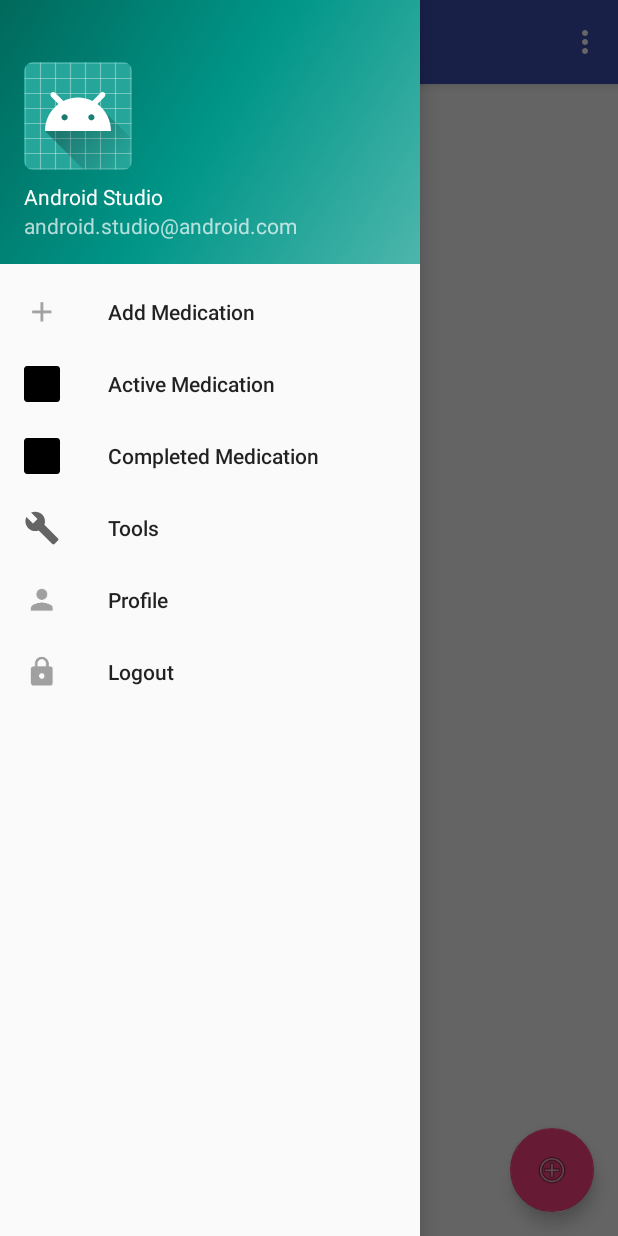
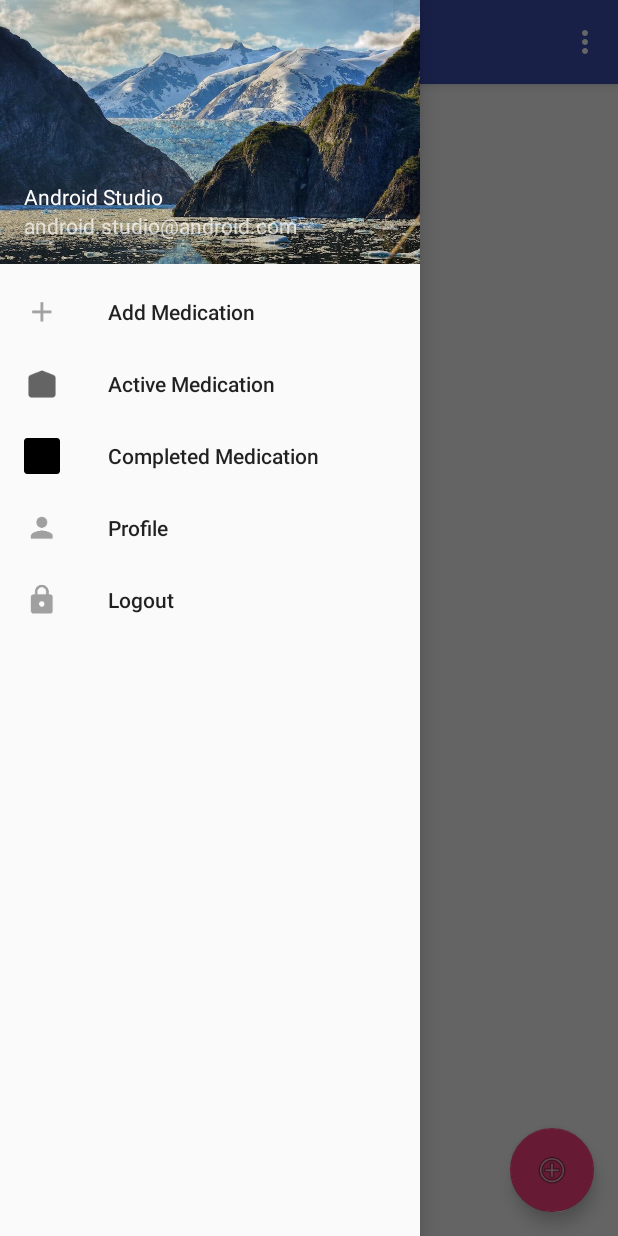
Before and after one commit to DavidzMwangi/medManager, an Android app: the screen it shows after launch once a user with an empty profile is signed in (HomeActivity), with the side drawer open, on a phone screen of 412 x 824 dp. Run offline under Robolectric (Android 15) with nearby library versions, the phone set to English and light mode, and no system bars; our stand-ins replace Firebase (no records; nobody signed in at launch, a user with empty details on screens opened directly); libraries missing offline, so code that uses them is left out: com.raizlabs.android; 5 statements that could not run were skipped.

Commit message:
navigation drawer design

```diff
--- a/MedManager/app/src/main/java/com/company/mwangidavidwanjohi/medmanager/HomeActivity.java
+++ b/MedManager/app/src/main/java/com/company/mwangidavidwanjohi/medmanager/HomeActivity.java
@@ -104,6 +104,17 @@ public class HomeActivity extends AppCompatActivity
 
         NavigationView navigationView = (NavigationView) findViewById(R.id.nav_view);
         navigationView.setNavigationItemSelectedListener(this);
+        View hview=navigationView.getHeaderView(0);
+        TextView user_name=(TextView)hview.findViewById(R.id.nav_user_name);
+        TextView user_email=(TextView)hview.findViewById(R.id.nav_user_email);
+
+        //get current user details
+        UserProfile user=SQLite.select().from(UserProfile.class).querySingle();
+        if (user!=null){
+            user_name.setText(user.name);
+            user_email.setText(user.email);
+        }
+
 
         AlarmTimeController.cancelAllAlarms(getApplicationContext());
         AlarmTimeController.setNextAlarm(getApplicationContext());
@@ -170,9 +181,11 @@ public class HomeActivity extends AppCompatActivity
             transaction.replace(R.id.main_frame,completedMedicationFragment);
             transaction.addToBackStack(null);
             transaction.commit();
-        } else if (id == R.id.nav_manage) {
-
-        } else if (id == R.id.profile) {
+        }
+//        else if (id == R.id.nav_manage) {
+//
+//        }
+        else if (id == R.id.profile) {
             //go to the profile fragment
             ProfileFragment profileFragment=new ProfileFragment();
             FragmentTransaction fragmentTransaction=getSupportFragmentManager().beginTransaction();
@@ -200,5 +213,4 @@ public class HomeActivity extends AppCompatActivity
         return true;
     }
 
-
 }
--- a/MedManager/app/src/main/res/layout/nav_header_home.xml
+++ b/MedManager/app/src/main/res/layout/nav_header_home.xml
@@ -3,7 +3,7 @@
     xmlns:app="http://schemas.android.com/apk/res-auto"
     android:layout_width="match_parent"
     android:layout_height="@dimen/nav_header_height"
-    android:background="@drawable/side_nav_bar"
+    android:background="@drawable/header"
     android:gravity="bottom"
     android:orientation="vertical"
     android:paddingBottom="@dimen/activity_vertical_margin"
@@ -12,13 +12,13 @@
     android:paddingTop="@dimen/activity_vertical_margin"
     android:theme="@style/ThemeOverlay.AppCompat.Dark">
 
-    <ImageView
-        android:id="@+id/imageView"
-        android:layout_width="wrap_content"
-        android:layout_height="wrap_content"
-        android:contentDescription="@string/nav_header_desc"
-        android:paddingTop="@dimen/nav_header_vertical_spacing"
-        app:srcCompat="@mipmap/ic_launcher_round" />
+    <!--<ImageView-->
+        <!--android:id="@+id/imageView"-->
+        <!--android:layout_width="wrap_content"-->
+        <!--android:layout_height="wrap_content"-->
+        <!--android:contentDescription="@string/nav_header_desc"-->
+        <!--android:paddingTop="@dimen/nav_header_vertical_spacing"-->
+        <!--app:srcCompat="@mipmap/ic_launcher_round" />-->
 
     <TextView
         android:layout_width="match_parent"
--- a/MedManager/app/src/main/res/menu/activity_home_drawer.xml
+++ b/MedManager/app/src/main/res/menu/activity_home_drawer.xml
@@ -10,16 +10,16 @@
             android:title="Add Medication" />
         <item
             android:id="@+id/active_medication"
-            android:icon="@mipmap/ic_action_launcher_round"
+            android:icon="@drawable/medicine_color"
             android:title="Active Medication" />
         <item
             android:id="@+id/completed_medication"
             android:icon="@mipmap/ic_action_med_launcher_round"
             android:title="Completed Medication" />
-        <item
-            android:id="@+id/nav_manage"
-            android:icon="@drawable/ic_menu_manage"
-            android:title="Tools" />
+        <!--<item-->
+            <!--android:id="@+id/nav_manage"-->
+            <!--android:icon="@drawable/ic_menu_manage"-->
+            <!--android:title="Tools" />-->
 
         <item
             android:id="@+id/profile"
```
Also changed, not shown: MedManager/app/src/main/res/drawable/header.jpg (added), MedManager/app/src/main/res/drawable/medicine_color.png (added).
